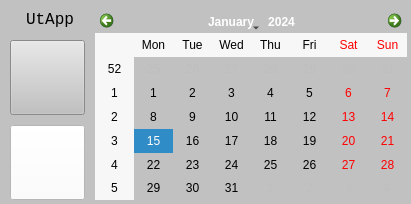
The window that main_window.ui (AEvlampev/UtApp) describes before a commit, drawn with Qt 5.
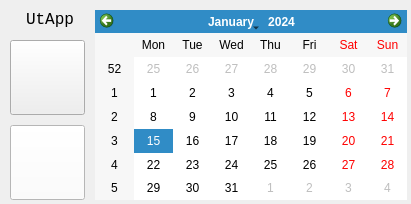
The same window after the commit. Icons and pictures are not drawn.

Patch:
```diff
--- a/main_window.ui
+++ b/main_window.ui
@@ -14,7 +14,7 @@
    <string>UtApp</string>
   </property>
   <property name="styleSheet">
-   <string notr="true">background-color: rgb(193, 193, 193);</string>
+   <string notr="true"/>
   </property>
   <widget class="QWidget" name="centralwidget">
    <widget class="QPushButton" name="money">
```
